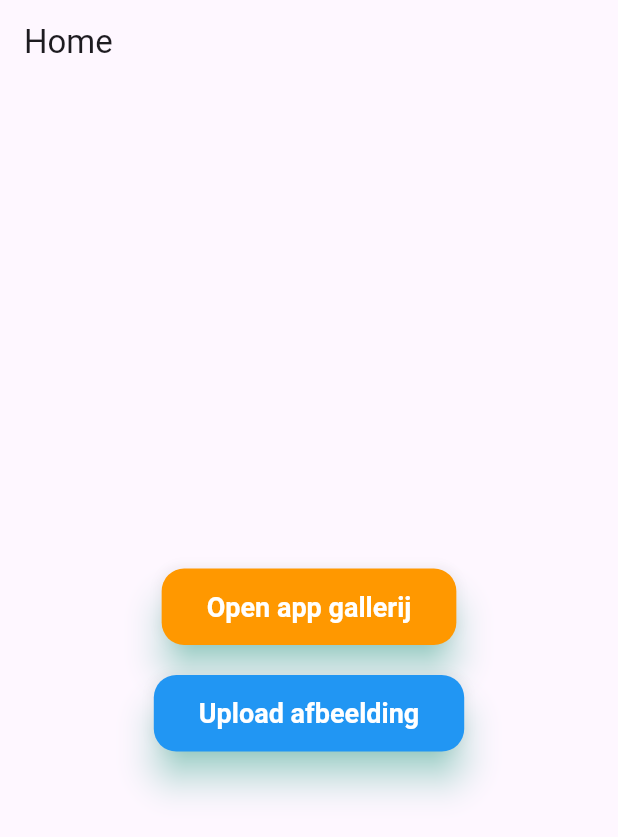
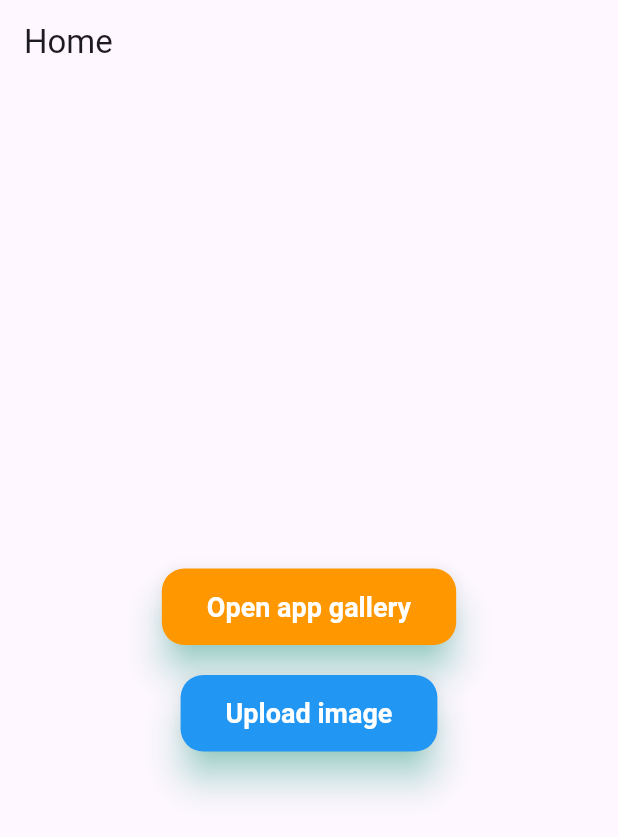
Before and after one commit to brentvanmalsen/arview, a Flutter app: the screen it shows after launch, on a phone screen of 412 x 824 dp. Shown: the top 837 px of the screen. Run offline on Flutter 3.47's test engine with Material 3 defaults, Android fonts, the phone set to English and light mode, and no system bars; our stand-ins replace image_picker; missing offline and left inert: arkit_plugin.

Commit message:
Refractor: Changed the app language to English

```diff
--- a/lib/ar.dart
+++ b/lib/ar.dart
@@ -12,7 +12,7 @@ class ARViewPage extends StatelessWidget {
   Widget build(BuildContext context) {
     return Scaffold(
       appBar: AppBar(
-        title: const Text('AR View'),
+        title: const Text('ARview'),
       ),
       body: ARKitSceneView(
         onARKitViewCreated: (controller) => _arView(controller, imagePath),
--- a/lib/main.dart
+++ b/lib/main.dart
@@ -60,7 +60,7 @@
                   ListTile(
                     leading: Image.asset('images/image.jpg',
                         width: 50, height: 50, fit: BoxFit.cover),
-                    title: const Text('Natuurgebied'),
+                    title: const Text('Nature reserve'),
                     onTap: () {
                       Navigator.pop(context);
                       Navigator.push(
@@ -75,7 +75,7 @@
                   ListTile(
                     leading: Image.asset('images/image2.jpg',
                         width: 50, height: 50, fit: BoxFit.cover),
-                    title: const Text('Groot plein'),
+                    title: const Text('Large square'),
                     onTap: () {
                       Navigator.pop(context);
                       Navigator.push(
@@ -90,7 +90,7 @@
                   ListTile(
                     leading: Image.asset('images/image3.jpg',
                         width: 50, height: 50, fit: BoxFit.cover),
-                    title: const Text('Rivier uitzicht'),
+                    title: const Text('River view'),
                     onTap: () {
                       Navigator.pop(context);
                       Navigator.push(
@@ -145,7 +145,7 @@
                 shadowColor: Colors.tealAccent,
                 elevation: 10,
               ),
-              child: const Text('Open app gallerij'),
+              child: const Text('Open app gallery'),
             ),
             const SizedBox(height: 20),
             ElevatedButton(
@@ -163,7 +163,7 @@
                 shadowColor: Colors.tealAccent,
                 elevation: 10,
               ),
-              child: const Text('Upload afbeelding'),
+              child: const Text('Upload image'),
             ),
           ],
         ),
@@ -181,7 +181,7 @@
   Widget build(BuildContext context) {
     return Scaffold(
       appBar: AppBar(
-        title: const Text('Afbeelding weergave'),
+        title: const Text('Image preview'),
       ),
       body: Center(
         child: Column(
@@ -211,7 +211,7 @@
                 shadowColor: Colors.tealAccent,
                 elevation: 10,
               ),
-              child: const Text('Gebruik afbeelding in AR'),
+              child: const Text('Use this image in ARview'),
             ),
           ],
         ),
```
Also changed, not shown: 14 other files.
